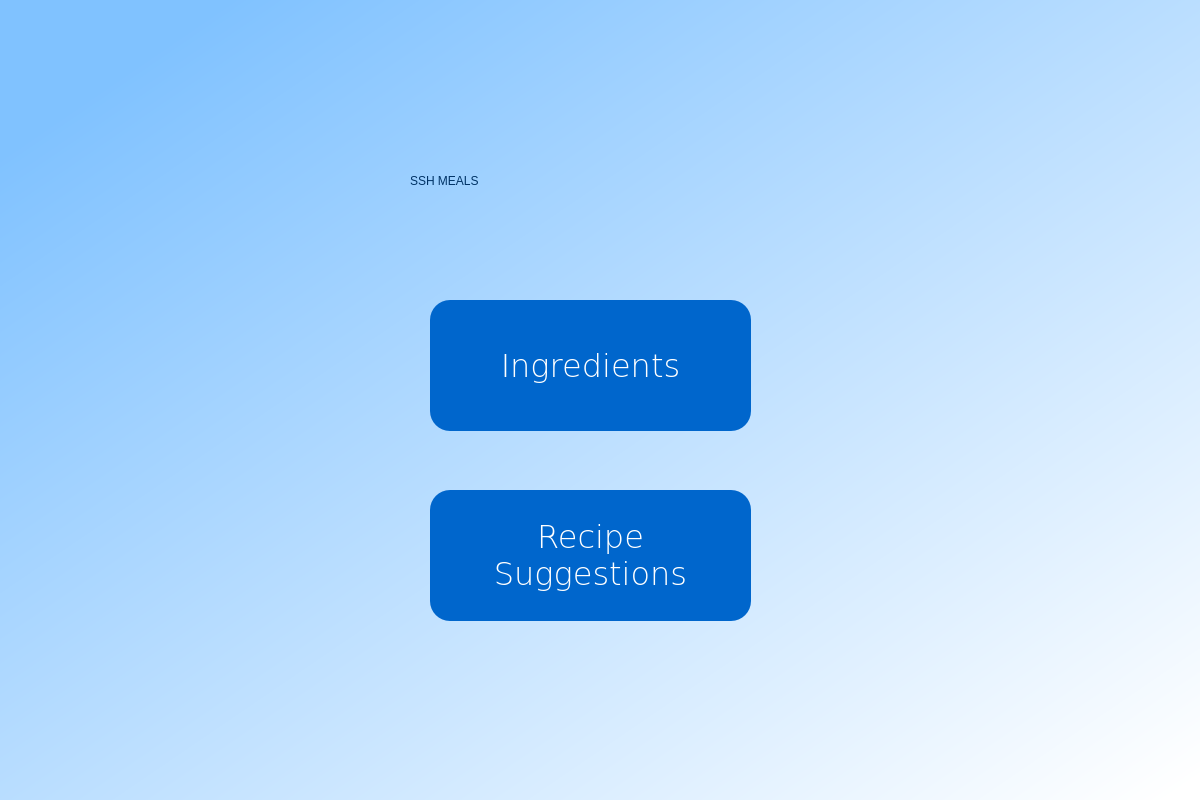
Qt form SSHmealDesigner.ui (Boggo19/SSH-Camera) before a commit.
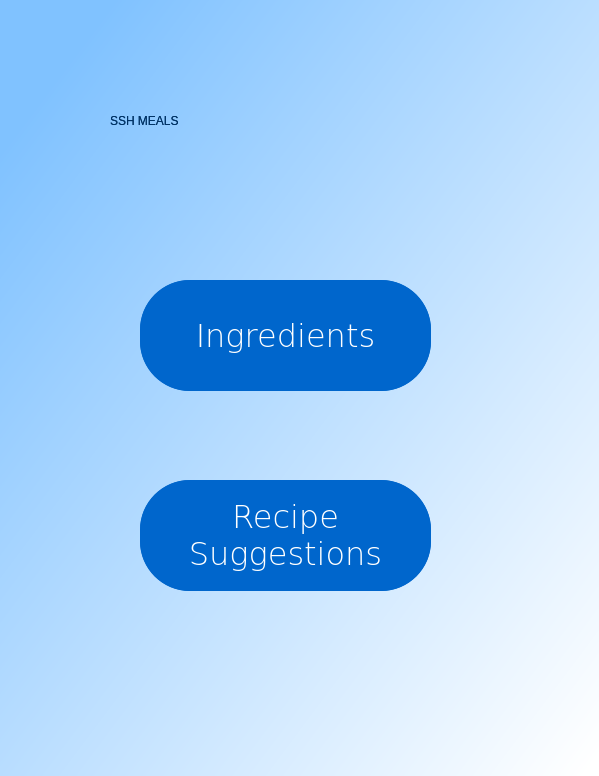
The same form after that commit.

Diff of the .ui file:
```diff
--- a/SSHmealDesigner.ui
+++ b/SSHmealDesigner.ui
@@ -6,8 +6,8 @@
    <rect>
     <x>0</x>
     <y>0</y>
-    <width>1200</width>
-    <height>800</height>
+    <width>599</width>
+    <height>776</height>
    </rect>
   </property>
   <property name="windowTitle">
@@ -18,8 +18,8 @@
     <rect>
      <x>0</x>
      <y>0</y>
-     <width>1200</width>
-     <height>800</height>
+     <width>600</width>
+     <height>780</height>
     </rect>
    </property>
    <property name="styleSheet">
@@ -29,8 +29,8 @@
    <widget class="QLabel" name="label">
     <property name="geometry">
      <rect>
-      <x>410</x>
-      <y>130</y>
+      <x>110</x>
+      <y>70</y>
       <width>361</width>
       <height>101</height>
      </rect>
@@ -46,10 +46,10 @@
    <widget class="QPushButton" name="pushButton">
     <property name="geometry">
      <rect>
-      <x>430</x>
-      <y>300</y>
-      <width>321</width>
-      <height>131</height>
+      <x>140</x>
+      <y>280</y>
+      <width>291</width>
+      <height>111</height>
      </rect>
     </property>
     <property name="font">
@@ -69,7 +69,7 @@
      <bool>false</bool>
     </property>
     <property name="styleSheet">
-     <string notr="true">border-radius:20px;
+     <string notr="true">border-radius:50px;
 border-color:rgba(255, 215, 0, 1);
 background-color:rgba(0, 102, 204, 1);
 font: 75 24pt &quot;Verdana&quot;;
@@ -83,10 +83,10 @@
    <widget class="QPushButton" name="pushButton_2">
     <property name="geometry">
      <rect>
-      <x>430</x>
-      <y>490</y>
-      <width>321</width>
-      <height>131</height>
+      <x>140</x>
+      <y>480</y>
+      <width>291</width>
+      <height>111</height>
      </rect>
     </property>
     <property name="font">
@@ -106,7 +106,7 @@
      <bool>false</bool>
     </property>
     <property name="styleSheet">
-     <string notr="true">border-radius:20px;
+     <string notr="true">border-radius:50px;
 border-color:rgba(255, 215, 0, 1);
 background-color:rgba(0, 102, 204, 1);
 font: 75 24pt &quot;Verdana&quot;;
@@ -118,6 +118,112 @@
 Suggestions</string>
     </property>
    </widget>
+   <widget class="QWidget" name="widget_2" native="true">
+    <property name="geometry">
+     <rect>
+      <x>0</x>
+      <y>0</y>
+      <width>600</width>
+      <height>780</height>
+     </rect>
+    </property>
+    <property name="styleSheet">
+     <string notr="true">QWidget#widget{
+background-color:qlineargradient(spread:pad, x1:0.091, y1:0.101636, x2:0.991379, y2:0.977, stop:0 rgba(128, 194, 255, 255), stop:1 rgba(255, 255, 255, 255))}</string>
+    </property>
+    <widget class="QLabel" name="label_2">
+     <property name="geometry">
+      <rect>
+       <x>110</x>
+       <y>70</y>
+       <width>361</width>
+       <height>101</height>
+      </rect>
+     </property>
+     <property name="styleSheet">
+      <string notr="true">font: 75 48pt &quot;Georgia&quot;;
+color:rgba(0, 51, 102, 1)</string>
+     </property>
+     <property name="text">
+      <string>SSH MEALS</string>
+     </property>
+    </widget>
+    <widget class="QPushButton" name="pushButton_3">
+     <property name="geometry">
+      <rect>
+       <x>140</x>
+       <y>280</y>
+       <width>291</width>
+       <height>111</height>
+      </rect>
+     </property>
+     <property name="font">
+      <font>
+       <family>Verdana</family>
+       <pointsize>24</pointsize>
+       <weight>9</weight>
+       <italic>false</italic>
+       <bold>false</bold>
+       <strikeout>false</strikeout>
+      </font>
+     </property>
+     <property name="layoutDirection">
+      <enum>Qt::LeftToRight</enum>
+     </property>
+     <property name="autoFillBackground">
+      <bool>false</bool>
+     </property>
+     <property name="styleSheet">
+      <string notr="true">border-radius:50px;
+border-color:rgba(255, 215, 0, 1);
+background-color:rgba(0, 102, 204, 1);
+font: 75 24pt &quot;Verdana&quot;;
+color: rgb(255,255,255);
+alternate-background-color: rgba(0, 102, 102, 1);</string>
+     </property>
+     <property name="text">
+      <string>Ingredients</string>
+     </property>
+    </widget>
+    <widget class="QPushButton" name="pushButton_4">
+     <property name="geometry">
+      <rect>
+       <x>140</x>
+       <y>480</y>
+       <width>291</width>
+       <height>111</height>
+      </rect>
+     </property>
+     <property name="font">
+      <font>
+       <family>Verdana</family>
+       <pointsize>24</pointsize>
+       <weight>9</weight>
+       <italic>false</italic>
+       <bold>false</bold>
+       <strikeout>false</strikeout>
+      </font>
+     </property>
+     <property name="layoutDirection">
+      <enum>Qt::LeftToRight</enum>
+     </property>
+     <property name="autoFillBackground">
+      <bool>false</bool>
+     </property>
+     <property name="styleSheet">
+      <string notr="true">border-radius:50px;
+border-color:rgba(255, 215, 0, 1);
+background-color:rgba(0, 102, 204, 1);
+font: 75 24pt &quot;Verdana&quot;;
+color: rgb(255,255,255);
+alternate-background-color: rgba(0, 102, 102, 1);</string>
+     </property>
+     <property name="text">
+      <string>Recipe
+Suggestions</string>
+     </property>
+    </widget>
+   </widget>
   </widget>
  </widget>
  <resources/>
```
